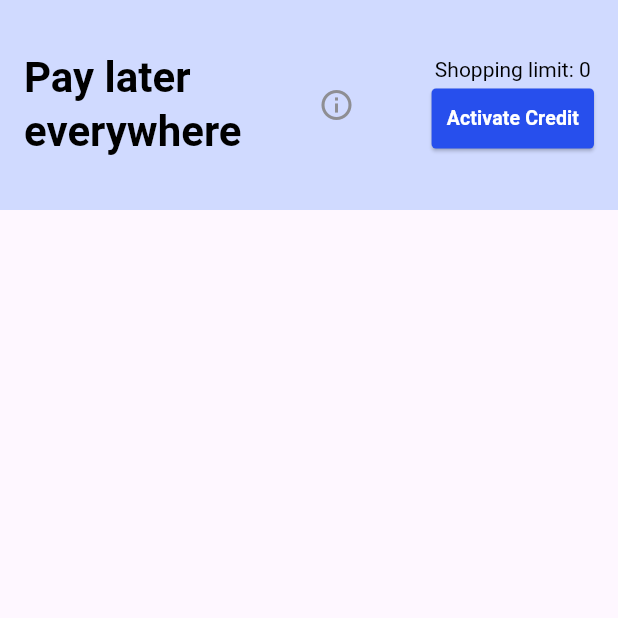
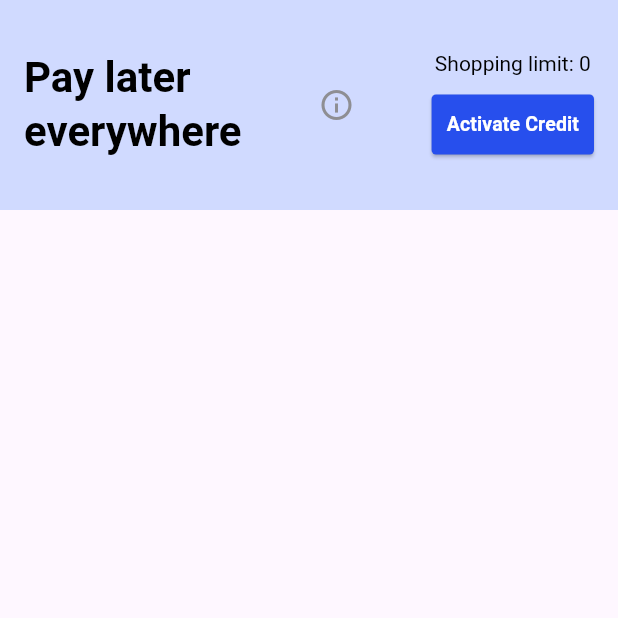
Before and after one commit to Olamidotune/credpal_ui_test, a Flutter app: the screen it shows after launch, on a phone screen of 412 x 824 dp, the top half of it. Run offline on Flutter 3.47's test engine with Material 3 defaults, Android fonts, the light colour scheme and no system bars; our stand-ins replace google_fonts.

Commit message:
feat: add AppSpacing utility for consistent spacing across the app

```diff
--- /dev/null
+++ b/lib/core/constants/app_spacing.dart
@@ -0,0 +1,36 @@
+import 'package:flutter/material.dart';
+
+class AppSpacing {
+  const AppSpacing._();
+
+  static Size screenHeight(BuildContext context) => MediaQuery.of(context).size;
+
+  static Size screenWidth(BuildContext context) => MediaQuery.of(context).size;
+
+  // Vertical Spacing
+  static SizedBox verticalSpaceTiny = const SizedBox(height: 4);
+  static SizedBox verticalSpaceSmall = const SizedBox(height: 8);
+  static SizedBox verticalSpaceMedium = const SizedBox(height: 16);
+  static SizedBox verticalSpaceLarge = const SizedBox(height: 25);
+  static SizedBox verticalSpaceHuge = const SizedBox(height: 30);
+  static SizedBox verticalSpaceMassive = const SizedBox(height: 40);
+
+  // Vertical Heights.
+  static double verticalValueTiny = 4;
+  static double verticalValueSmall = 8;
+  static double verticalValueMedium = 10;
+  static double verticalValueSpaceLarge = 16;
+
+  // Horizontal Spacing.
+  static SizedBox horizontalSpaceTiny = const SizedBox(width: 4);
+  static SizedBox horizontalSpaceSmall = const SizedBox(width: 8);
+  static SizedBox horizontalSpaceMedium = const SizedBox(width: 16);
+  static SizedBox horizontalSpaceLarge = const SizedBox(width: 24);
+  static SizedBox horizontalSpaceHuge = const SizedBox(width: 32);
+  static SizedBox horizontalSpaceMassive = const SizedBox(width: 40);
+
+  static double horizontalSpacing = 20;
+  static double horizontalSpacingTiny = 4;
+  static double horizontalSpacingSmall = 8;
+  static double horizontalSpacingMedium = 20;
+}
--- a/lib/presentation/screens/home.dart
+++ b/lib/presentation/screens/home.dart
@@ -1,4 +1,5 @@
 import 'package:credpal_ui_test/core/constants/app_colors.dart';
+import 'package:credpal_ui_test/core/constants/app_spacing.dart';
 import 'package:credpal_ui_test/core/theme/text_styles.dart';
 import 'package:credpal_ui_test/presentation/widgets/button.dart';
 import 'package:flutter/material.dart';
@@ -23,6 +24,7 @@
             Column(
               children: [
                 Text('Shopping limit: 0', style: TextStyles.bodyText),
+                AppSpacing.verticalSpaceSmall,
                 const Button(),
               ],
             ),
```
